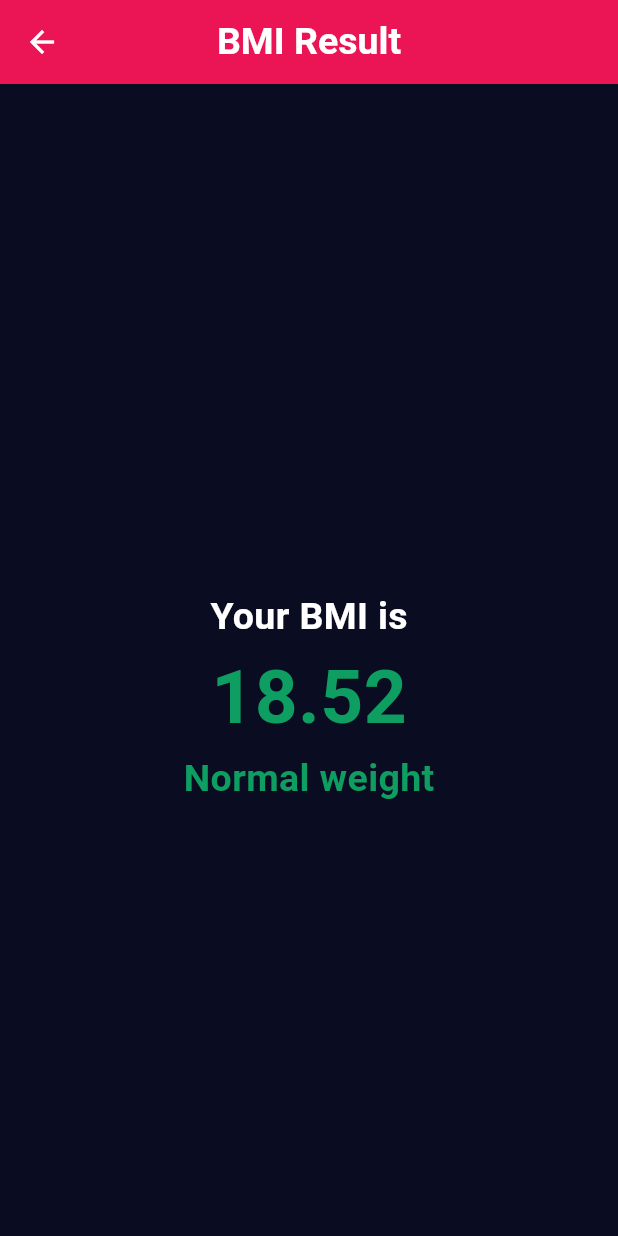
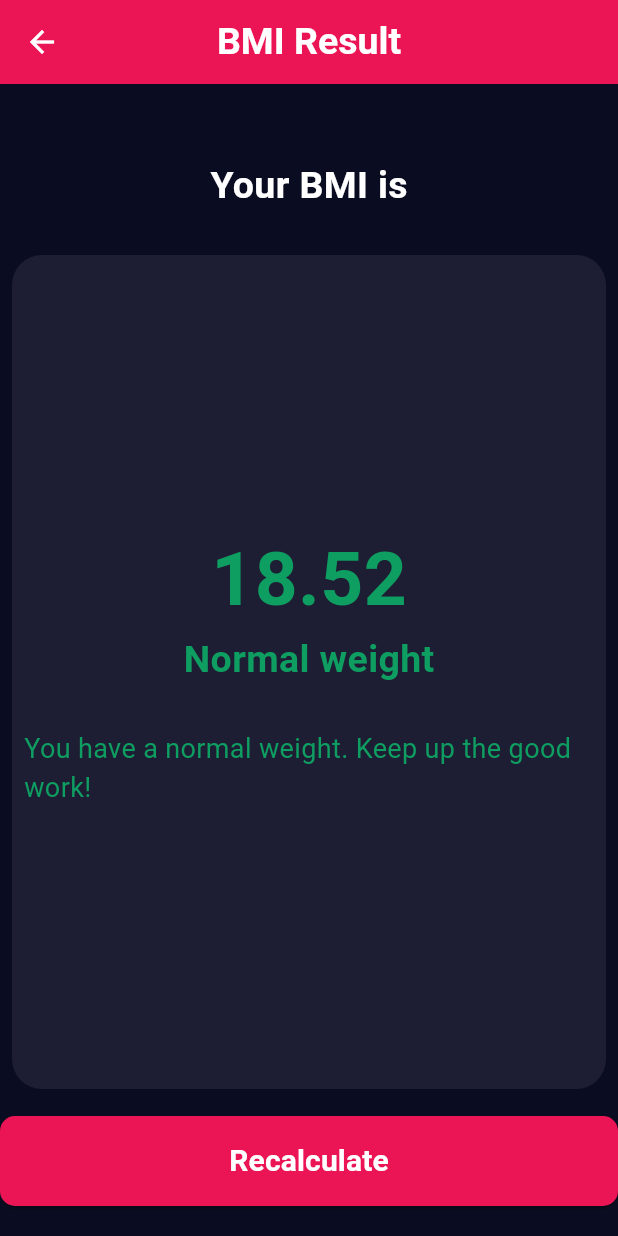
Before and after one commit to NooR-El-Deen-Ramadan/bmi_calc_app, a Flutter app: the screen it shows after launch, after a tap on "Calculate", on a phone screen of 412 x 824 dp. Run offline on Flutter 3.47's test engine with Material 3 defaults, Android fonts, the phone set to English and light mode, and no system bars.

Commit message:
Refactor ResultScreen layout and improve BMI feedback messages

```diff
--- a/lib/screens/result_screen.dart
+++ b/lib/screens/result_screen.dart
@@ -2,7 +2,7 @@ import 'package:bmi_calc_app/colors.dart';
 import 'package:flutter/material.dart';
 
 class ResultScreen extends StatelessWidget {
-  const ResultScreen({super.key,required this.bmi});
+  const ResultScreen({super.key, required this.bmi});
   final double bmi;
   String get state {
     if (bmi < 18.5) {
@@ -13,6 +13,18 @@ String get state {
       return "Overweight";
     } else {
       return "Obesity";
+    }
+  }
+
+  String get bmiText {
+    if (bmi < 18.5) {
+      return "You are underweight. Consider consulting a healthcare provider for advice.";
+    } else if (bmi >= 18.5 && bmi < 24.9) {
+      return "You have a normal weight. Keep up the good work!";
+    } else if (bmi >= 25 && bmi < 29.9) {
+      return "You are overweight. Consider lifestyle changes for better health.";
+    } else {
+      return "You are obese. It's important to seek medical advice for your health.";
     }
   }
 
@@ -27,6 +39,7 @@ String get state {
       return Colors.red;
     }
   }
+
   @override
   Widget build(BuildContext context) {
     return Scaffold(
@@ -50,10 +63,10 @@ String get state {
           ),
         ),
       ),
-      body: Center(child: Column(
+      body: Center(
+        child: Column(
           mainAxisAlignment: MainAxisAlignment.center,
           children: [
-
             SizedBox(height: 50),
             Text(
               "Your BMI is",
@@ -62,20 +75,86 @@ String get state {
                 fontSize: 25,
                 color: appColors.textColor,
               ),
-        ),Text( bmi.toStringAsFixed(2),
+            ),
+            SizedBox(height: 20),
+            result_card(),
+            SizedBox(height: 10),
+            recalculateButton(context),
+            SizedBox(height: 20),
+          ],
+        ),
+      ),
+    );
+  }
+
+  SizedBox recalculateButton(BuildContext context) {
+    return SizedBox(
+      width: double.infinity,
+      height: 60,
+      child: ElevatedButton(
+        onPressed: () {
+          Navigator.pop(context);
+        },
+        style: ElevatedButton.styleFrom(
+          backgroundColor: appColors.primaryColor,
+          shape: RoundedRectangleBorder(
+            borderRadius: BorderRadius.circular(10),
+          ),
+        ),
+        child: Text(
+          "Recalculate",
+          style: TextStyle(
+            color: Colors.white,
+            fontWeight: FontWeight.bold,
+            fontSize: 20,
+          ),
+        ),
+      ),
+    );
+  }
+
+  Expanded result_card() {
+    return Expanded(
+      child: Padding(
+        padding: const EdgeInsets.all(8.0),
+        child: Container(
+          decoration: BoxDecoration(
+            color: appColors.cardColor,
+            borderRadius: BorderRadius.circular(20),
+            boxShadow: [],
+          ),
+          child: Column(
+            mainAxisAlignment: MainAxisAlignment.center,
+            children: [
+              Text(
+                bmi.toStringAsFixed(2),
                 style: TextStyle(
                   fontWeight: FontWeight.bold,
                   fontSize: 50,
                   color: appColors.bmiColor,
                 ),
-        ),Text(state,
+              ),
+              Text(
+                state,
                 style: TextStyle(
                   fontWeight: FontWeight.bold,
                   fontSize: 25,
                   color: bmiColor,
                 ),
               ),
-      ],)),
+              SizedBox(height: 20),
+              Padding(
+                padding: const EdgeInsets.all(8.0),
+                child: Text(
+                  bmiText,
+                  textAlign: TextAlign.start,
+                  style: TextStyle(fontSize: 18, color: bmiColor),
+                ),
+              ),
+            ],
+          ),
+        ),
+      ),
     );
   }
 }
```
Lines whose indentation alone changed are shown as unchanged.
